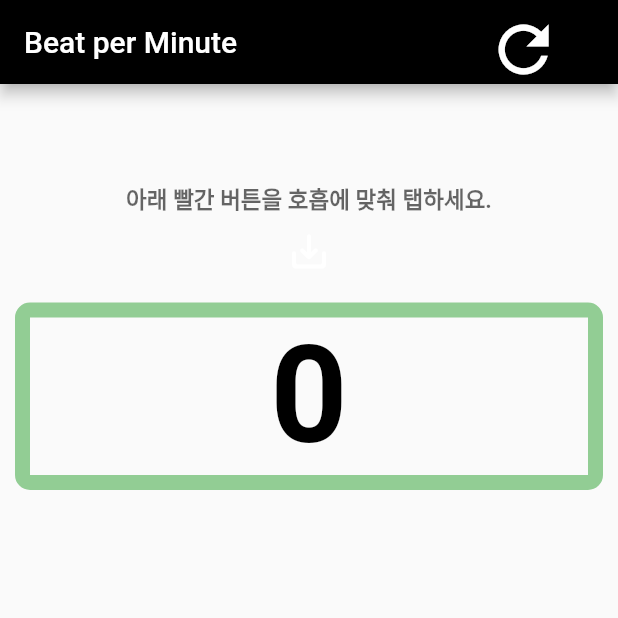
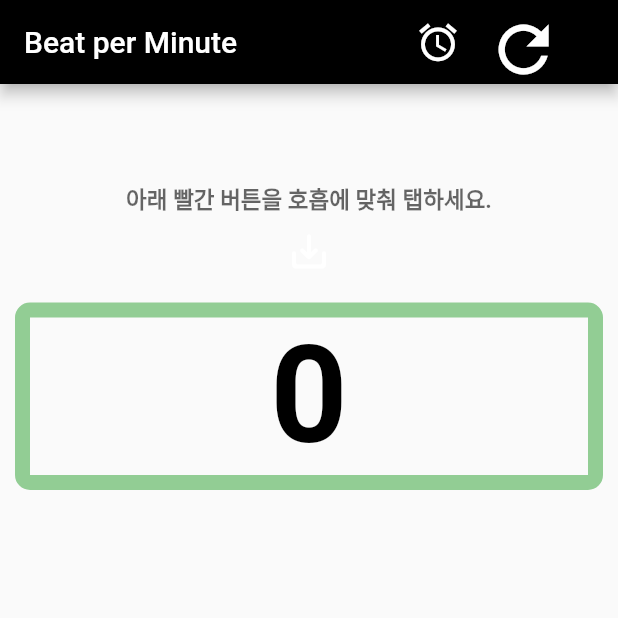
Before and after one commit to leoyun97/beatcounter, a Flutter app: the screen it shows after launch, on a phone screen of 412 x 824 dp, the top half of it. Run offline on Flutter 3.47's test engine with Material 2 defaults, Android fonts, the phone set to English and light mode, and no system bars; our stand-ins replace sqflite; accounts and stored records are empty.

Commit message:
아직 데이터베이스 연결못함

```diff
--- a/lib/home_screen.dart
+++ b/lib/home_screen.dart
@@ -1,7 +1,12 @@
 //import 'package:beatcounter/main.dart';
 import 'dart:math';
-
+import 'package:beatcounter/record_db.dart';
 import 'package:flutter/material.dart';
+import 'dart:async';
+import 'package:flutter/foundation.dart';
+import 'package:flutter/gestures.dart';
+import 'package:path/path.dart';
+import 'package:sqflite/sqflite.dart';
 
 class home_screen extends StatefulWidget {
   const home_screen({Key? key}) : super(key: key);
@@ -103,6 +108,11 @@ class _home_screenState extends State<home_screen> {
     });
   }
 
+  void saveRc() {
+    //Navigator.push(
+    //    context, MaterialPageRoute(builder: (context) => record_db()),);
+  }
+
   @override
   void setState(VoidCallback fn) {
     super.setState(fn);
@@ -118,6 +128,11 @@ class _home_screenState extends State<home_screen> {
           title: const Text('Beat per Minute'),
           backgroundColor: Colors.black,
           actions: [
+            IconButton(
+              iconSize: 30,
+              onPressed: () {},
+              icon: const Icon(Icons.access_alarm),
+            ),
             IconButton(
               iconSize: 50,
               onPressed: clickRefresh,
@@ -185,7 +200,6 @@ class _home_screenState extends State<home_screen> {
                     weight: 0.1,
                     color: const Color.fromARGB(255, 241, 128, 137)
                         .withOpacity(0.6),
-
                   ),
                   onPressed: clickButton,
                 ),
--- a/pubspec.yaml
+++ b/pubspec.yaml
@@ -34,7 +34,9 @@ dependencies:
 
   # The following adds the Cupertino Icons font to your application.
   # Use with the CupertinoIcons class for iOS style icons.
-  cupertino_icons: ^1.0.2
+  cupertino_icons: ^1.0.5
+  sqflite: ^2.2.6
+  path: ^1.8.3
 
 dev_dependencies:
   flutter_test:
@@ -45,7 +47,7 @@ dev_dependencies:
   # activated in the `analysis_options.yaml` file located at the root of your
   # package. See that file for information about deactivating specific lint
   # rules and activating additional ones.
-  flutter_lints: ^2.0.0
+  flutter_lints: ^2.0.1
 
 # For information on the generic Dart part of this file, see the
 # following page: https://dart.dev/tools/pub/pubspec
```
Also changed, not shown: pubspec.lock, 4 other files.
